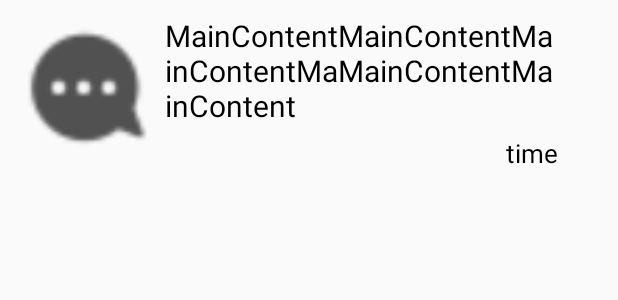
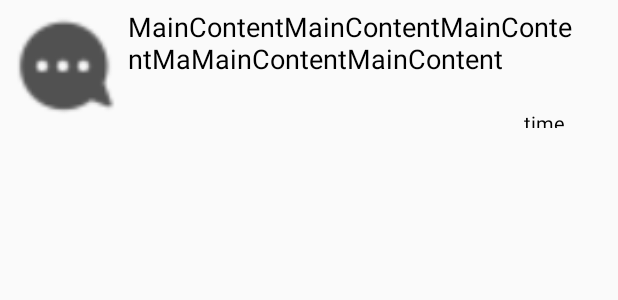
Before and after one commit to Awei006/TreasureHunter, an Android app: the layout view_notic.xml on its own in the app's theme, with its tools: preview values and no code run, on a phone screen of 412 x 824 dp. Shown: the top 300 px of the screen. Run offline under Robolectric (Android 15) with nearby library versions, the phone set to English and light mode, and no system bars.

Commit message:
04/11
放棄囉

```diff
--- a/app/src/main/java/com/awei/info/User.java
+++ b/app/src/main/java/com/awei/info/User.java
@@ -1,6 +1,5 @@
 package com.awei.info;
 
-import java.util.Date;
 
 /**
  * Created by aaa86 on 2017/3/25.
@@ -15,7 +14,7 @@ public class User {
     public String userMail;
     public String userNickname;
     public String userPhoto;
-    public Date userBirthday;
+    public String userBirthday;
     public String userSex;
     public int userVip;
     public float userScore;
@@ -25,7 +24,7 @@ public class User {
     public String addressDetial;
 
     public User(int userId, String userAccount, String userPassword, String userName,
-                String userPhone, String userMail, String userNickname, String userPhoto, Date userBirthday,
+                String userPhone, String userMail, String userNickname, String userPhoto, String userBirthday,
                 String userSex, int userVip, float userScore, int userMoney,
                 int cityId, int districId, String addressDetial) {
         this.userId = userId;
--- a/app/src/main/java/com/awei/treasurehunter/ActLogin.java
+++ b/app/src/main/java/com/awei/treasurehunter/ActLogin.java
@@ -11,12 +11,11 @@ import android.widget.Button;
 import android.widget.EditText;
 import android.widget.Toast;
 
-import com.awei.info.Question;
 import com.awei.info.User;
 import com.google.gson.Gson;
 import com.google.gson.reflect.TypeToken;
 
-import java.util.ArrayList;
+import java.util.List;
 
 public class ActLogin extends AppCompatActivity {
 
@@ -95,7 +94,8 @@ public class ActLogin extends AppCompatActivity {
             super.onPostExecute(result);
             pd.hide();
             pd.dismiss();
-            User user = new Gson().fromJson(result,new TypeToken<User>(){}.getType());
+            List<User> listUser = new Gson().fromJson(result,new TypeToken<List<User>>(){}.getType());
+            User user = listUser.get(0);
             if(user !=null){
                 Resources.user = user;
                 Resources.isLogin = true;
--- a/app/src/main/java/com/awei/treasurehunter/HttpManager.java
+++ b/app/src/main/java/com/awei/treasurehunter/HttpManager.java
@@ -35,8 +35,8 @@ class HttpManager {
 
             StringBuilder sb = new StringBuilder();
 
-            con.connect();
-            reader = new BufferedReader(new InputStreamReader(con.getInputStream(),"UTF-8"));
+            //con.connect();
+            reader = new BufferedReader(new InputStreamReader(con.getInputStream()));
 
             String line;
             while ((line = reader.readLine())!=null){
--- a/app/src/main/res/layout/view_notic.xml
+++ b/app/src/main/res/layout/view_notic.xml
@@ -3,37 +3,36 @@
     android:layout_width="match_parent"
     android:layout_height="match_parent"
     android:orientation="horizontal"
-    android:padding="10dp">
+    android:padding="5dp">
 
 
     <ImageView
-        android:layout_width="100dp"
-        android:layout_height="100dp"
+        android:layout_width="80dp"
+        android:layout_height="80dp"
         android:id="@+id/title_img"
         android:src="@drawable/pic_notice"
         android:layout_gravity="center_horizontal"
         android:scaleType="centerCrop"
-        android:padding="5dp" />
+        android:padding="3dp" />
 
     <LinearLayout
         android:layout_width="match_parent"
-        android:layout_height="100dp"
+        android:layout_height="80dp"
         android:orientation="vertical">
-
 
         <TextView
             android:id="@+id/txtContent"
             android:layout_width="match_parent"
-            android:layout_height="80dp"
-            android:layout_marginRight="30dp"
-            android:textSize="20dp"
+            android:layout_height="67dp"
+            android:layout_marginRight="20dp"
+            android:textSize="18dp"
             android:text="MainContentMainContentMainContentMaMainContentMainContent" />
 
         <TextView
             android:id="@+id/txtTime"
             android:layout_width="match_parent"
-            android:layout_height="20dp"
-            android:textSize="17dp"
+            android:layout_height="15dp"
+            android:textSize="13dp"
             android:gravity="right"
             android:text="time"
             android:layout_marginRight="30dp" />
```
Also changed, not shown: app/src/main/java/com/awei/treasurehunter/ActEditInfo.java (+5 -4 lines), app/src/main/java/com/awei/treasurehunter/ActNewItem.java (+23 -5 lines), app/src/main/java/com/awei/treasurehunter/ActRegistered.java (+0 -13 lines).
